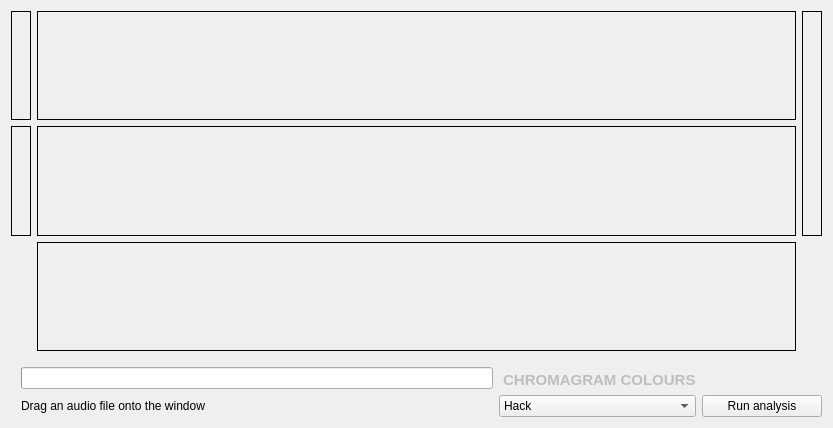
Old version of the form detailwindow.ui in the repository ibsh/is_KeyFinder.
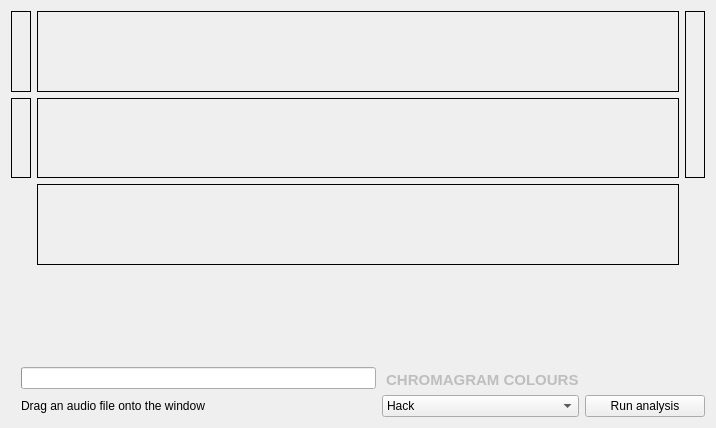
New version of the form.

```diff
--- a/detailwindow.ui
+++ b/detailwindow.ui
@@ -6,16 +6,10 @@
    <rect>
     <x>0</x>
     <y>0</y>
-    <width>833</width>
+    <width>716</width>
     <height>428</height>
    </rect>
   </property>
-  <property name="sizePolicy">
-   <sizepolicy hsizetype="Preferred" vsizetype="MinimumExpanding">
-    <horstretch>0</horstretch>
-    <verstretch>0</verstretch>
-   </sizepolicy>
-  </property>
   <property name="acceptDrops">
    <bool>true</bool>
   </property>
@@ -230,6 +224,13 @@
         </property>
        </widget>
       </item>
+      <item row="3" column="0">
+       <widget class="QLabel" name="verticalSpacerLabel">
+        <property name="text">
+         <string/>
+        </property>
+       </widget>
+      </item>
      </layout>
     </item>
     <item>
```
